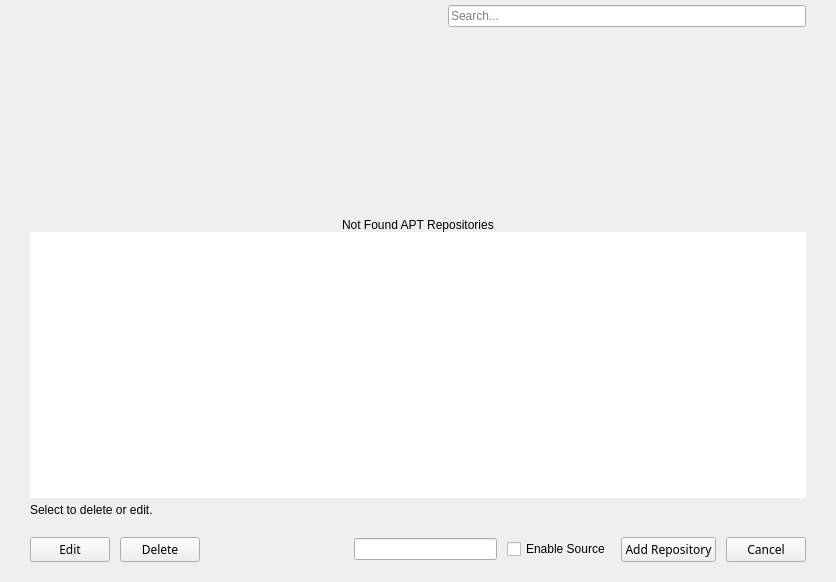
Old version of the form stacer/Pages/AptSourceManager/apt_source_manager_page.ui in the repository hamonikr/hamonikr-stacer.
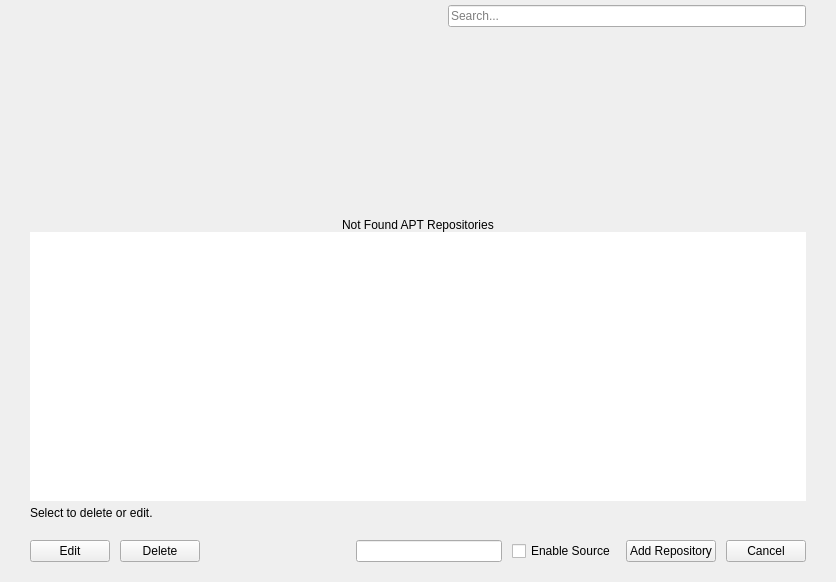
New version of the form. Icons and pictures are not drawn.

Commit message: Release for Ubuntu 22.04

Diff of the .ui file:
```diff
--- a/stacer/Pages/AptSourceManager/apt_source_manager_page.ui
+++ b/stacer/Pages/AptSourceManager/apt_source_manager_page.ui
@@ -207,7 +207,7 @@
           </property>
           <property name="font">
            <font>
-            <family>NanumGothic</family>
+            <family>Ubuntu</family>
            </font>
           </property>
           <property name="cursor">
@@ -250,7 +250,7 @@
           </property>
           <property name="font">
            <font>
-            <family>NanumGothic</family>
+            <family>Ubuntu</family>
            </font>
           </property>
           <property name="cursor">
@@ -319,7 +319,7 @@
           </property>
           <property name="font">
            <font>
-            <family>NanumGothic</family>
+            <family>Ubuntu</family>
            </font>
           </property>
           <property name="cursor">
@@ -352,7 +352,7 @@
           </property>
           <property name="font">
            <font>
-            <family>NanumGothic</family>
+            <family>Ubuntu</family>
            </font>
           </property>
           <property name="cursor">
```
Left out of the diff: 3 changed lines with no effect on the pictures. The commit also changes 100 other files.
